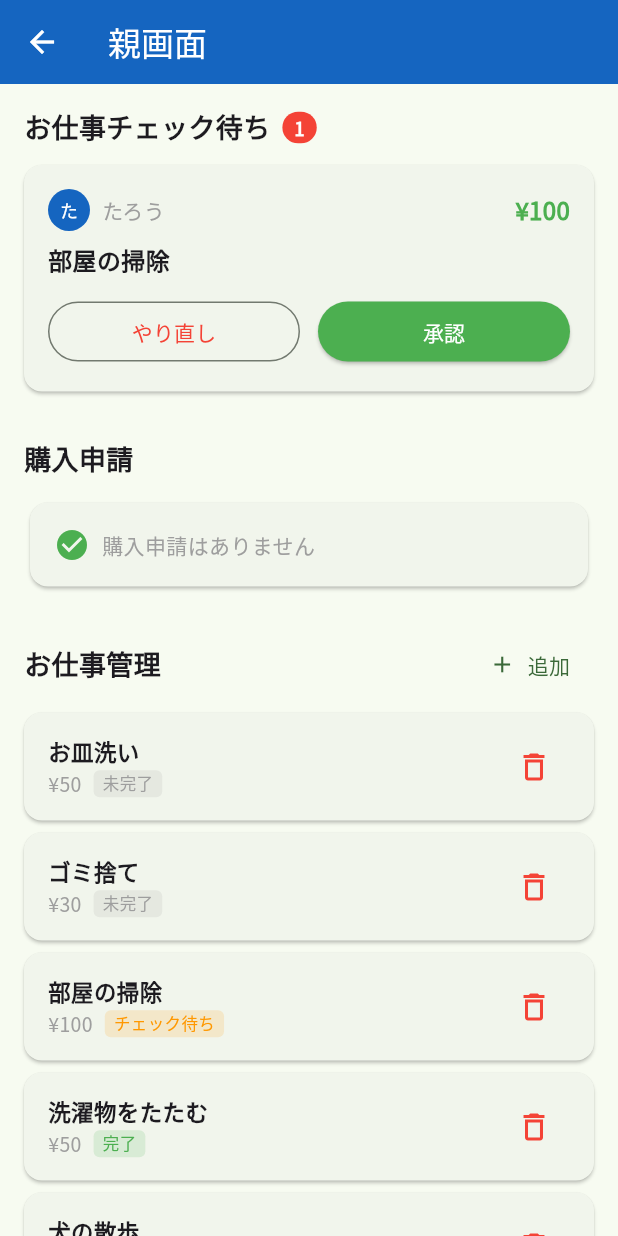
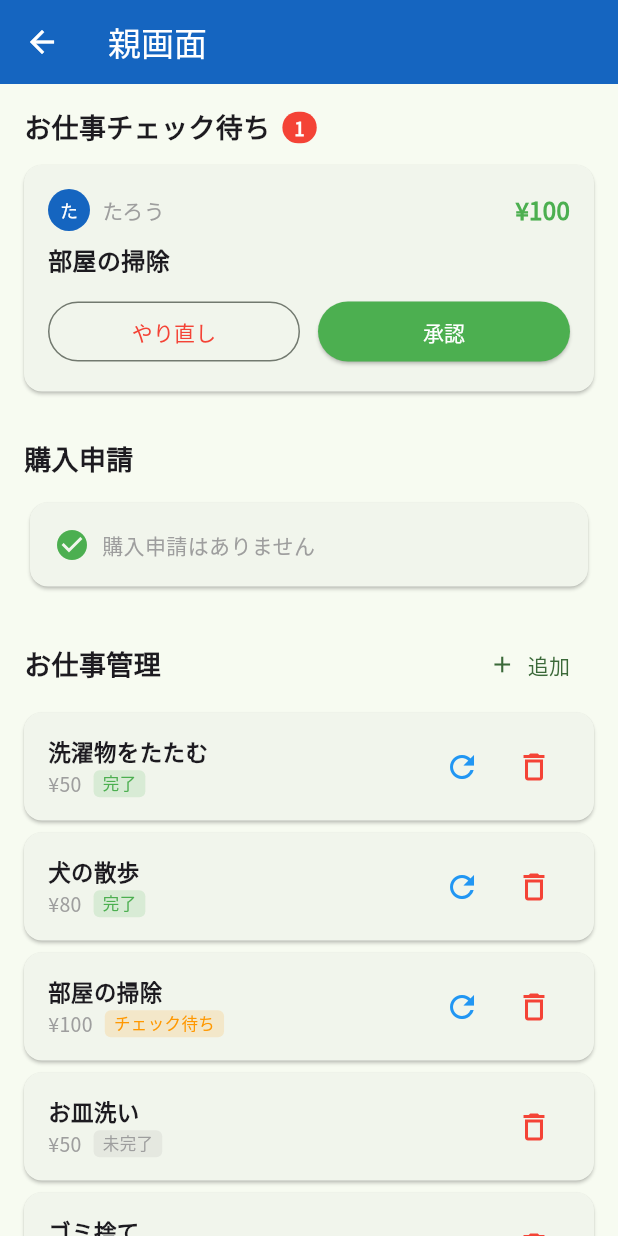
Before and after one commit to Sir-KUMA/family-money-app, a Flutter app: the ParentScreen screen opened directly, on a phone screen of 412 x 824 dp. Run offline on Flutter 3.47's test engine with Material 3 defaults, Android fonts, the phone set to English and light mode, and no system bars; our stand-ins replace google_fonts, shared_preferences; accounts and stored records are empty.

Commit message:
feat: add reset-to-pending button and sort order in job management
- Sort jobs: done → waitingApproval → pending
- Add refresh button to reset job status back to pending (money unchanged)

Co-Authored-By: Claude Sonnet 4.6 <noreply@anthropic.com>

```diff
--- a/lib/screens/parent_screen.dart
+++ b/lib/screens/parent_screen.dart
@@ -303,7 +303,8 @@ class _JobManagementSection extends StatelessWidget {
             ),
           )
         else
-          ...state.jobs.map((job) => _JobManagementCard(job: job)),
+          ...[...state.doneJobs, ...state.waitingJobs, ...state.pendingJobs]
+              .map((job) => _JobManagementCard(job: job)),
       ],
     );
   }
@@ -355,6 +356,12 @@ class _JobManagementCard extends StatelessWidget {
                 ],
               ),
             ),
+            if (job.status != JobStatus.pending)
+              IconButton(
+                icon: const Icon(Icons.refresh, color: Colors.blue),
+                tooltip: '未完了に戻す',
+                onPressed: () => context.read<AppState>().rejectJob(job),
+              ),
             IconButton(
               icon: const Icon(Icons.delete_outline, color: Colors.red),
               onPressed: () => showDialog(
```
